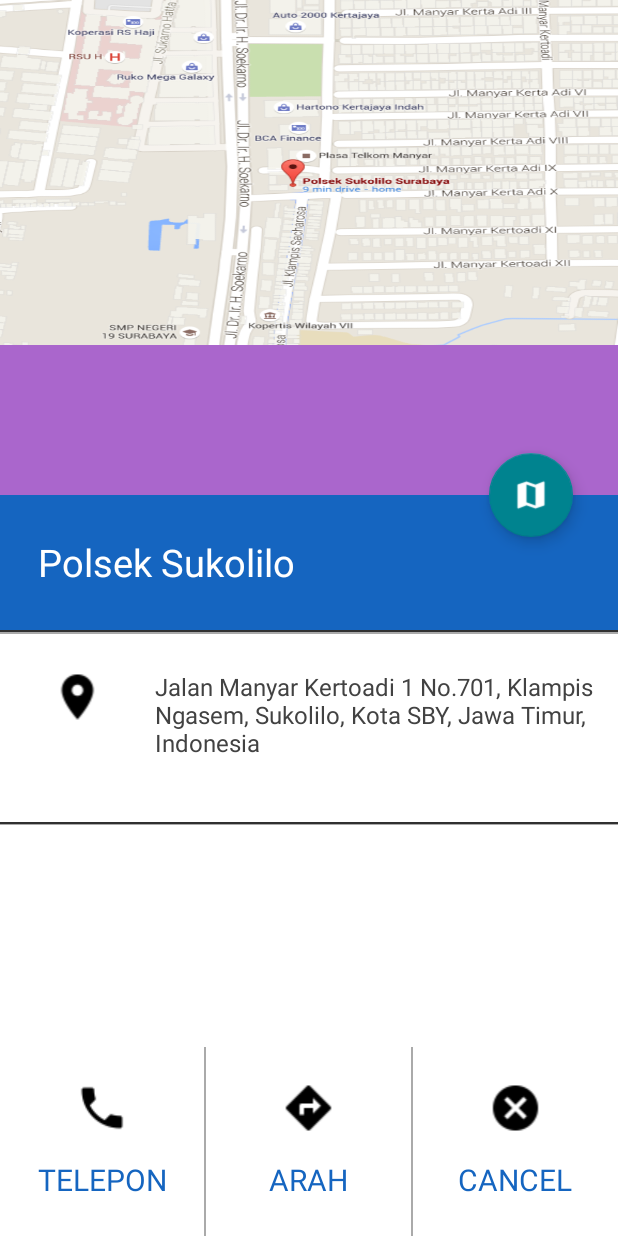
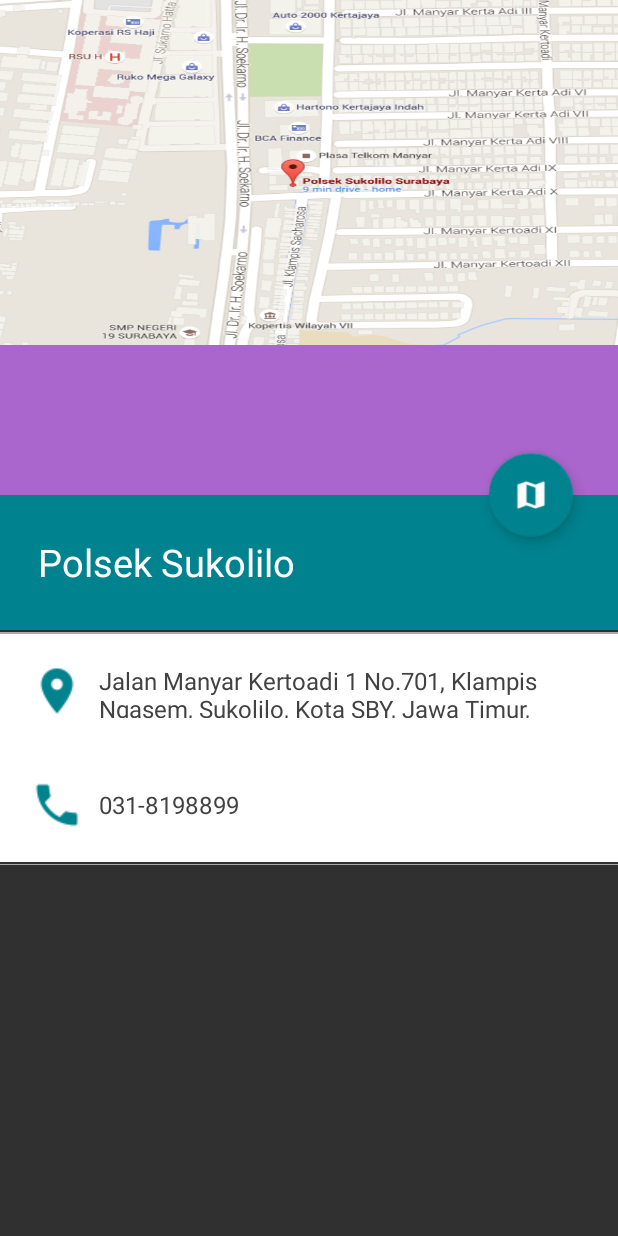
Before and after one commit to ridhoperdana/Siduya-LDTS, an Android app: the layout custom_detail.xml on its own in the app's theme, with its tools: preview values and no code run, on a phone screen of 412 x 824 dp. Run offline under Robolectric (Android 15) with nearby library versions, the phone set to English and light mode, and no system bars.

Commit message:
perbaikan dan penambahan tombol find me

```diff
--- a/app/build.gradle
+++ b/app/build.gradle
@@ -31,5 +31,4 @@ dependencies {
     compile 'com.google.android.gms:play-services-location:8.1.0'
     compile 'com.google.android.gms:play-services-appindexing:8.1.0'
 
-
 }
--- a/app/src/main/java/net/ridhoperdana/siduya/Adapter.java
+++ b/app/src/main/java/net/ridhoperdana/siduya/Adapter.java
@@ -73,18 +73,18 @@ public class Adapter extends RecyclerView.Adapter<View_Holder> {
             public void onClick(View v) {
                 final Dialog dialog = new Dialog(v.getContext());
                 dialog.requestWindowFeature(Window.FEATURE_NO_TITLE);
-                dialog.setContentView(R.layout.custom_dialog);
+                dialog.setContentView(R.layout.custom_detail);
 
 //                dialog.setTitle("Position " + position);
                 dialog.setCancelable(true); // dismiss when touching outside Dialog
-                button = (ImageView) dialog.findViewById(R.id.tombol_cancel);
-                button.setOnClickListener( new View.OnClickListener()
-                {
-                    public void onClick(View v)
-                    {
-                        dialog.dismiss();
-                    }
-                });
+//                button = (ImageView) dialog.findViewById(R.id.tombol_cancel);
+//                button.setOnClickListener( new View.OnClickListener()
+//                {
+//                    public void onClick(View v)
+//                    {
+//                        dialog.dismiss();
+//                    }
+//                });
                 // set the custom dialog components - texts and image
 //                TextView name = (TextView) dialog.findViewById(R.id.name);
 //                TextView job = (TextView) dialog.findViewById(R.id.job);
--- a/app/src/main/java/net/ridhoperdana/siduya/HalamanDepan.java
+++ b/app/src/main/java/net/ridhoperdana/siduya/HalamanDepan.java
@@ -27,6 +27,7 @@ import android.support.v7.app.AlertDialog;
 import android.support.v7.widget.CardView;
 import android.util.Log;
 import android.view.View;
+import android.widget.Button;
 import android.widget.TextView;
 import android.widget.Toast;
 
@@ -68,6 +69,7 @@ public class HalamanDepan extends Activity{
     private double longt;
     private Location loca;
     private Context mContext;
+    Button button;
 
     private Location mLastLocation;
 
@@ -93,15 +95,28 @@ public class HalamanDepan extends Activity{
 
         mContext = this;
 
+//        getLocation();
+//        try {
+//            getAddress();
+//        } catch (IOException e) {
+//            e.printStackTrace();
+//        }
+
+        button = (Button)findViewById(R.id.button_location);
+        button.setOnClickListener(new View.OnClickListener() {
+            @Override
+            public void onClick(View v) {
                 getLocation();
                 try {
                     getAddress();
                 } catch (IOException e) {
                     e.printStackTrace();
                 }
+            }
+        });
 
-        lokasi_saya = (TextView)findViewById(R.id.lokasi_sekarang);
-        lokasi_saya.setText(Alamat);
+//        lokasi_saya = (TextView)findViewById(R.id.lokasi_sekarang);
+//        lokasi_saya.setText(Alamat);
 
         cardKeamanan = (CardView) findViewById(R.id.card_keamanan);
 
@@ -165,6 +180,8 @@ public class HalamanDepan extends Activity{
 //        String country = addresses.get(0).getCountryName();
 //        String postalCode = addresses.get(0).getPostalCode();
 //        String knownName = addresses.get(0).getFeatureName(); // Only if available else return NULL
+        lokasi_saya = (TextView)findViewById(R.id.lokasi_sekarang);
+        lokasi_saya.setText(Alamat);
     }
 
 }
--- a/app/src/main/res/layout/activity_halaman_depan.xml
+++ b/app/src/main/res/layout/activity_halaman_depan.xml
@@ -41,11 +41,18 @@
                     android:layout_width="wrap_content"
                     android:layout_height="wrap_content"
                     android:textAppearance="?android:attr/textAppearanceLarge"
-                    android:text="Sukolilo"
+                    android:text="..."
                     android:id="@+id/lokasi_sekarang"
                     android:layout_gravity="center"
                     android:textSize="35dp"
                     android:layout_marginTop="10dp"/>
+
+                <Button
+                    android:layout_width="wrap_content"
+                    android:layout_height="wrap_content"
+                    android:text="Find Me"
+                    android:id="@+id/button_location"
+                    android:layout_gravity="center" />
             </LinearLayout>
 
         </LinearLayout>
--- a/app/src/main/res/layout/custom_detail.xml
+++ b/app/src/main/res/layout/custom_detail.xml
@@ -28,12 +28,13 @@
             android:layout_width="match_parent"
             android:layout_height="match_parent"
             android:layout_weight="0.4"
-            android:orientation="vertical">
+            android:orientation="vertical"
+            android:elevation="10dp">
 
             <LinearLayout
                 android:layout_height="90dp"
                 android:layout_width="match_parent"
-                android:background="#1565c0"
+                android:background="@color/colorAccent"
                 android:orientation="horizontal" >
 
                 <TextView
@@ -56,28 +57,47 @@
                 android:background="@android:color/darker_gray" />
 
             <LinearLayout
+                android:layout_width="wrap_content"
+                android:layout_height="wrap_content"
+                android:orientation="horizontal"
+                android:background="@android:color/white"
+                android:padding="20dp">
+                    <ImageView
+                        android:layout_width="match_parent"
+                        android:layout_height="wrap_content"
+                        android:src="@drawable/ic_place_black_24dp"
+                        android:tint="@color/colorAccent"/>
+
+                    <TextView
+                        android:layout_width="match_parent"
+                        android:layout_height="match_parent"
+                        android:text="Jalan Manyar Kertoadi 1 No.701, Klampis Ngasem, Sukolilo, Kota SBY, Jawa Timur, Indonesia"
+                        android:id="@+id/alamat_tempat"
+                        android:textColor="@color/cardview_dark_background"
+                        android:textSize="16dp"
+                        android:layout_marginLeft="10dp"/>
+            </LinearLayout>
+            <LinearLayout
                 android:layout_width="match_parent"
-                android:layout_height="125dp"
+                android:layout_height="wrap_content"
                 android:orientation="horizontal"
-                android:background="@android:color/white">
-
+                android:background="@android:color/white"
+                android:padding="20dp">
                 <ImageView
-                    android:layout_width="match_parent"
+                    android:layout_width="wrap_content"
                     android:layout_height="wrap_content"
-                    android:layout_weight="3"
-                    android:layout_marginTop="24dp"
-                    android:src="@drawable/ic_place_black_24dp"/>
+                    android:src="@drawable/ic_call_black_24dp"
+                    android:tint="@color/colorAccent"/>
 
                 <TextView
                     android:layout_width="match_parent"
                     android:layout_height="match_parent"
-                    android:layout_weight="1"
-                    android:layout_marginTop="24dp"
-                    android:text="Jalan Manyar Kertoadi 1 No.701, Klampis Ngasem, Sukolilo, Kota SBY, Jawa Timur, Indonesia"
-                    android:id="@+id/alamat_tempat"
+                    android:text="031-8198899"
+                    android:id="@+id/telepon"
                     android:textColor="@color/cardview_dark_background"
-                    android:textSize="16dp" />
-
+                    android:textSize="16dp"
+                    android:layout_marginLeft="10dp"
+                    android:gravity="center_vertical"/>
             </LinearLayout>
 
             <View
@@ -86,119 +106,119 @@
                 android:layout_height="0.5dp"
                 android:background="@android:color/darker_gray" />
 
-            <LinearLayout
-                android:layout_width="match_parent"
-                android:layout_height="match_parent"
-                android:layout_gravity="center_horizontal"
-                android:orientation="horizontal"
-                android:background="@android:color/white" >
+            <!--<LinearLayout-->
+                <!--android:layout_width="match_parent"-->
+                <!--android:layout_height="match_parent"-->
+                <!--android:layout_gravity="center_horizontal"-->
+                <!--android:orientation="horizontal"-->
+                <!--android:background="@android:color/white" >-->
 
-                <LinearLayout
-                    android:layout_width="match_parent"
-                    android:layout_height="wrap_content"
-                    android:layout_gravity="bottom">
+                <!--<LinearLayout-->
+                    <!--android:layout_width="match_parent"-->
+                    <!--android:layout_height="wrap_content"-->
+                    <!--android:layout_gravity="bottom">-->
 
-                    <LinearLayout
-                        android:layout_width="0dp"
-                        android:layout_height="wrap_content"
-                        android:orientation="vertical"
-                        android:layout_weight="1" >
+                    <!--<LinearLayout-->
+                        <!--android:layout_width="0dp"-->
+                        <!--android:layout_height="wrap_content"-->
+                        <!--android:orientation="vertical"-->
+                        <!--android:layout_weight="1" >-->
 
-                        <ImageView
-                            android:layout_width="match_parent"
-                            android:layout_height="match_parent"
-                            android:layout_marginTop="24dp"
-                            android:foregroundGravity="center"
-                            android:id="@+id/tombol_telpon"
-                            android:src="@drawable/ic_call_black_24dp"
-                            android:layout_gravity="start"
-                            />
+                        <!--<ImageView-->
+                            <!--android:layout_width="match_parent"-->
+                            <!--android:layout_height="match_parent"-->
+                            <!--android:layout_marginTop="24dp"-->
+                            <!--android:foregroundGravity="center"-->
+                            <!--android:id="@+id/tombol_telpon"-->
+                            <!--android:src="@drawable/ic_call_black_24dp"-->
+                            <!--android:layout_gravity="start"-->
+                            <!--/>-->
 
-                        <TextView
-                            android:layout_width="match_parent"
-                            android:layout_height="match_parent"
-                            android:textAllCaps="true"
-                            android:text="Telepon"
-                            android:textSize="20dp"
-                            android:textColor="#1565c0"
-                            android:gravity="center"
-                            android:layout_marginTop="16dp"
-                            android:layout_marginBottom="24dp" />
+                        <!--<TextView-->
+                            <!--android:layout_width="match_parent"-->
+                            <!--android:layout_height="match_parent"-->
+                            <!--android:textAllCaps="true"-->
+                            <!--android:text="Telepon"-->
+                            <!--android:textSize="20dp"-->
+                            <!--android:textColor="#1565c0"-->
+                            <!--android:gravity="center"-->
+                            <!--android:layout_marginTop="16dp"-->
+                            <!--android:layout_marginBottom="24dp" />-->
 
-                    </LinearLayout>
+                    <!--</LinearLayout>-->
 
-                    <View
-                        android:layout_marginTop="1dp"
-                        android:layout_width="1dp"
-                        android:layout_height="match_parent"
-                        android:background="@android:color/darker_gray" />
+                    <!--<View-->
+                        <!--android:layout_marginTop="1dp"-->
+                        <!--android:layout_width="1dp"-->
+                        <!--android:layout_height="match_parent"-->
+                        <!--android:background="@android:color/darker_gray" />-->
 
-                    <LinearLayout
-                        android:layout_width="0dp"
-                        android:layout_height="wrap_content"
-                        android:orientation="vertical"
-                        android:layout_weight="1" >
+                    <!--<LinearLayout-->
+                        <!--android:layout_width="0dp"-->
+                        <!--android:layout_height="wrap_content"-->
+                        <!--android:orientation="vertical"-->
+                        <!--android:layout_weight="1" >-->
 
-                        <ImageView
-                            android:layout_width="match_parent"
-                            android:layout_height="match_parent"
-                            android:layout_marginTop="24dp"
-                            android:foregroundGravity="center"
-                            android:id="@+id/tombol_arah"
-                            android:src="@drawable/ic_directions_black_24dp"
-                            android:layout_gravity="start"
-                            />
+                        <!--<ImageView-->
+                            <!--android:layout_width="match_parent"-->
+                            <!--android:layout_height="match_parent"-->
+                            <!--android:layout_marginTop="24dp"-->
+                            <!--android:foregroundGravity="center"-->
+                            <!--android:id="@+id/tombol_arah"-->
+                            <!--android:src="@drawable/ic_directions_black_24dp"-->
+                            <!--android:layout_gravity="start"-->
+                            <!--/>-->
 
-                        <TextView
-                            android:layout_width="match_parent"
-                            android:layout_height="match_parent"
-                            android:textAllCaps="true"
-                            android:text="Arah"
-                            android:textSize="20dp"
-                            android:textColor="#1565c0"
-                            android:gravity="center"
-                            android:layout_marginTop="16dp"
-                            android:layout_marginBottom="24dp" />
+                        <!--<TextView-->
+                            <!--android:layout_width="match_parent"-->
+                            <!--android:layout_height="match_parent"-->
+                            <!--android:textAllCaps="true"-->
+                            <!--android:text="Arah"-->
+                            <!--android:textSize="20dp"-->
+                            <!--android:textColor="#1565c0"-->
+                            <!--android:gravity="center"-->
+                            <!--android:layout_marginTop="16dp"-->
+                            <!--android:layout_marginBottom="24dp" />-->
 
-                    </LinearLayout>
+                    <!--</LinearLayout>-->
 
-                    <View
-                        android:layout_marginTop="1dp"
-                        android:layout_width="1dp"
-                        android:layout_height="match_parent"
-                        android:background="@android:color/darker_gray" />
+                    <!--<View-->
+                        <!--android:layout_marginTop="1dp"-->
+                        <!--android:layout_width="1dp"-->
+                        <!--android:layout_height="match_parent"-->
+                        <!--android:background="@android:color/darker_gray" />-->
 
-                    <LinearLayout
-                        android:layout_width="0dp"
-                        android:layout_height="wrap_content"
-                        android:orientation="vertical"
-                        android:layout_weight="1" >
+                    <!--<LinearLayout-->
+                        <!--android:layout_width="0dp"-->
+                        <!--android:layout_height="wrap_content"-->
+                        <!--android:orientation="vertical"-->
+                        <!--android:layout_weight="1" >-->
 
-                        <ImageView
-                            android:layout_width="match_parent"
-                            android:layout_height="match_parent"
-                            android:layout_marginTop="24dp"
-                            android:foregroundGravity="center"
-                            android:id="@+id/tombol_cancel"
-                            android:src="@drawable/ic_cancel_black_24dp"
-                            android:layout_gravity="start"
-                            />
+                        <!--<ImageView-->
+                            <!--android:layout_width="match_parent"-->
+                            <!--android:layout_height="match_parent"-->
+                            <!--android:layout_marginTop="24dp"-->
+                            <!--android:foregroundGravity="center"-->
+                            <!--android:id="@+id/tombol_cancel"-->
+                            <!--android:src="@drawable/ic_cancel_black_24dp"-->
+                            <!--android:layout_gravity="start"-->
+                            <!--/>-->
 
-                        <TextView
-                            android:layout_width="match_parent"
-                            android:layout_height="match_parent"
-                            android:textAllCaps="true"
-                            android:text="Cancel"
-                            android:textSize="20dp"
-                            android:textColor="#1565c0"
-                            android:gravity="center"
-                            android:layout_marginTop="16dp"
-                            android:layout_marginBottom="24dp" />
+                        <!--<TextView-->
+                            <!--android:layout_width="match_parent"-->
+                            <!--android:layout_height="match_parent"-->
+                            <!--android:textAllCaps="true"-->
+                            <!--android:text="Cancel"-->
+                            <!--android:textSize="20dp"-->
+                            <!--android:textColor="#1565c0"-->
+                            <!--android:gravity="center"-->
+                            <!--android:layout_marginTop="16dp"-->
+                            <!--android:layout_marginBottom="24dp" />-->
 
-                    </LinearLayout>
-                </LinearLayout>
+                    <!--</LinearLayout>-->
+                <!--</LinearLayout>-->
 
-            </LinearLayout>
+            <!--</LinearLayout>-->
 
         </LinearLayout>
 
--- a/app/src/main/res/layout/custom_dialog.xml
+++ b/app/src/main/res/layout/custom_dialog.xml
@@ -67,6 +67,7 @@
                 <TextView
                     android:layout_width="wrap_content"
                     android:layout_height="wrap_content"
+                    android:textAppearance="?android:attr/textAppearanceLarge"
                     android:text="Jl. Manyar Kertoadi 1 No.701, Klampis Ngasem, Sukolilo, Kota SBY, Jawa Timur, Indonesia"
                     android:id="@+id/alamat_tempat"
                     android:textColor="@color/cardview_dark_background"
```
Lines whose indentation alone changed are shown as unchanged.
